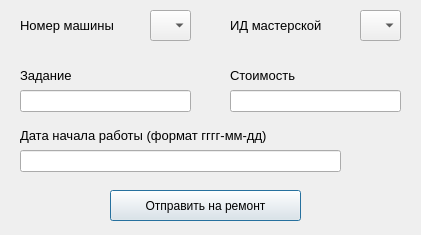
Above: TechnicalServiceWindow.ui from EgLeVor/Course before the change. Below: the same form after it.
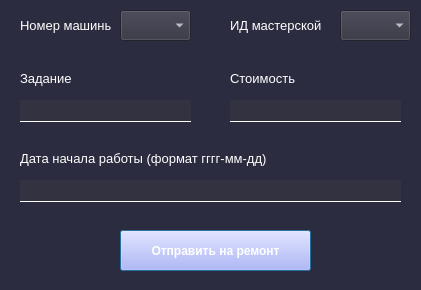
That is the form after the change.

The edit to the form file:
```diff
--- a/TechnicalServiceWindow.ui
+++ b/TechnicalServiceWindow.ui
@@ -7,18 +7,57 @@
     <x>0</x>
     <y>0</y>
     <width>421</width>
-    <height>235</height>
+    <height>290</height>
    </rect>
   </property>
   <property name="windowTitle">
    <string>Ремонт</string>
   </property>
+  <property name="styleSheet">
+   <string notr="true">QWidget{
+	background-color: rgb(44, 44, 64);
+}
+QPushButton{
+	font: 75 9pt &quot;MS Shell Dlg 2&quot;;
+	background-color: rgb(170, 170, 255);
+	color: rgb(255, 255, 255);
+	font-weight: bold
+}
+QPushButton#delete_btn{
+	background-color: rgb(211, 47, 47);
+	font: 75 9pt &quot;MS Shell Dlg 2&quot;;
+	font-weight: bold
+
+}
+QLabel{
+	
+	color: rgb(255, 255, 255);
+}
+QLineEdit{
+	border: 1px solid rgb(255, 255, 255);
+	border-top-color: rgba(255, 255, 255, 0);
+	border-right-color: rgba(255, 255, 255, 0);
+	border-left-color: rgba(255, 255, 255, 0);
+	background-color: rgb(50, 50, 64);
+	color: rgb(255, 255, 255);
+}
+QLabel#inf_lbl{
+	font-weight: bold
+}
+QComboBox{
+	background-color: rgb(50, 50, 64);
+	color: rgb(255, 255, 255);
+}
+QTableWidget{
+	color:rgb(255, 255, 255);
+}</string>
+  </property>
   <widget class="QLabel" name="label">
    <property name="geometry">
     <rect>
      <x>20</x>
      <y>10</y>
-     <width>121</width>
+     <width>91</width>
      <height>31</height>
     </rect>
    </property>
@@ -36,7 +75,7 @@
     <rect>
      <x>230</x>
      <y>10</y>
-     <width>121</width>
+     <width>101</width>
      <height>31</height>
     </rect>
    </property>
@@ -52,9 +91,9 @@
   <widget class="QComboBox" name="car_box">
    <property name="geometry">
     <rect>
-     <x>150</x>
+     <x>120</x>
      <y>10</y>
-     <width>41</width>
+     <width>71</width>
      <height>31</height>
     </rect>
    </property>
@@ -62,9 +101,9 @@
   <widget class="QComboBox" name="workshop_box">
    <property name="geometry">
     <rect>
-     <x>360</x>
+     <x>340</x>
      <y>10</y>
-     <width>41</width>
+     <width>71</width>
      <height>31</height>
     </rect>
    </property>
@@ -73,9 +112,9 @@
    <property name="geometry">
     <rect>
      <x>20</x>
-     <y>60</y>
-     <width>121</width>
-     <height>31</height>
+     <y>70</y>
+     <width>171</width>
+     <height>16</height>
     </rect>
    </property>
    <property name="font">
@@ -91,9 +130,9 @@
    <property name="geometry">
     <rect>
      <x>230</x>
-     <y>60</y>
-     <width>121</width>
-     <height>31</height>
+     <y>70</y>
+     <width>171</width>
+     <height>16</height>
     </rect>
    </property>
    <property name="font">
@@ -109,9 +148,9 @@
    <property name="geometry">
     <rect>
      <x>20</x>
-     <y>120</y>
-     <width>321</width>
-     <height>31</height>
+     <y>150</y>
+     <width>381</width>
+     <height>16</height>
     </rect>
    </property>
    <property name="font">
@@ -127,7 +166,7 @@
    <property name="geometry">
     <rect>
      <x>20</x>
-     <y>90</y>
+     <y>100</y>
      <width>171</width>
      <height>22</height>
     </rect>
@@ -137,7 +176,7 @@
    <property name="geometry">
     <rect>
      <x>230</x>
-     <y>90</y>
+     <y>100</y>
      <width>171</width>
      <height>22</height>
     </rect>
@@ -147,8 +186,8 @@
    <property name="geometry">
     <rect>
      <x>20</x>
-     <y>150</y>
-     <width>321</width>
+     <y>180</y>
+     <width>381</width>
      <height>22</height>
     </rect>
    </property>
@@ -156,10 +195,10 @@
   <widget class="QPushButton" name="add_btn">
    <property name="geometry">
     <rect>
-     <x>110</x>
-     <y>190</y>
+     <x>120</x>
+     <y>230</y>
      <width>191</width>
-     <height>31</height>
+     <height>41</height>
     </rect>
    </property>
    <property name="text">
```
